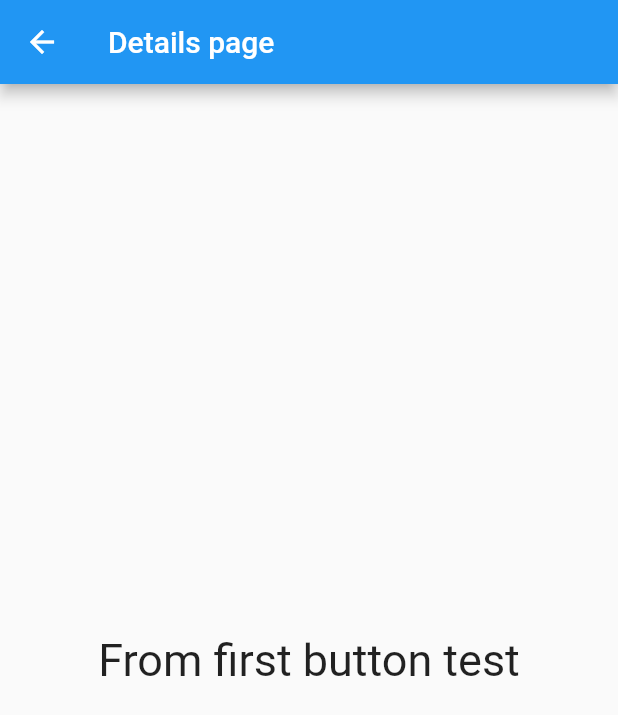
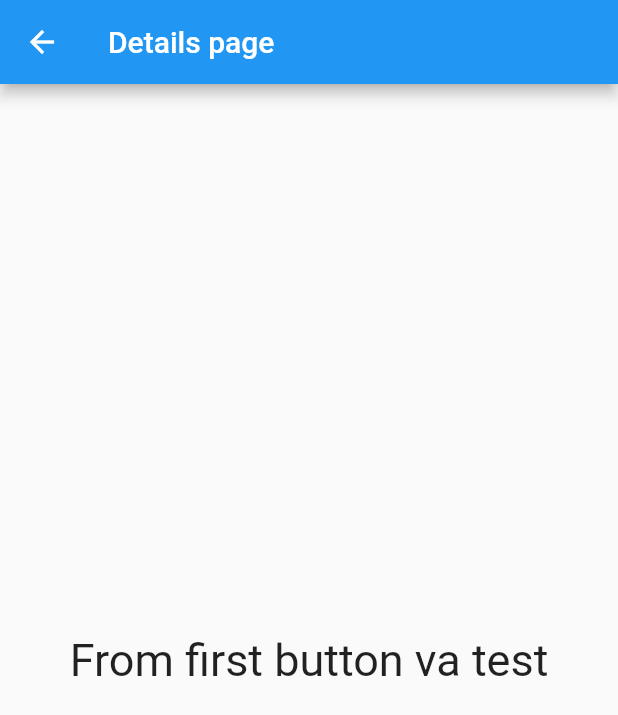
Before and after one commit to Frenk1006/flutter-navigate, a Flutter app: the screen it shows after launch, after a tap on "Go to Details", on a phone screen of 412 x 824 dp. Shown: the top 715 px of the screen. Run offline on Flutter 3.47's test engine with Material 2 defaults, Android fonts, the phone set to English and light mode, and no system bars.

Commit message:
second time

```diff
--- a/lib/details_screen.dart
+++ b/lib/details_screen.dart
@@ -11,7 +11,7 @@ class DetailsPage extends StatelessWidget {
       appBar: AppBar(
         title: Text("Details page"),
       ),
-      body: Center(child: Text(title!+' '+test!, style: TextStyle(fontSize: 30),)),
+      body: Center(child: Text(title!+' va '+test!, style: TextStyle(fontSize: 30),)),
     );
   }
 }
```
